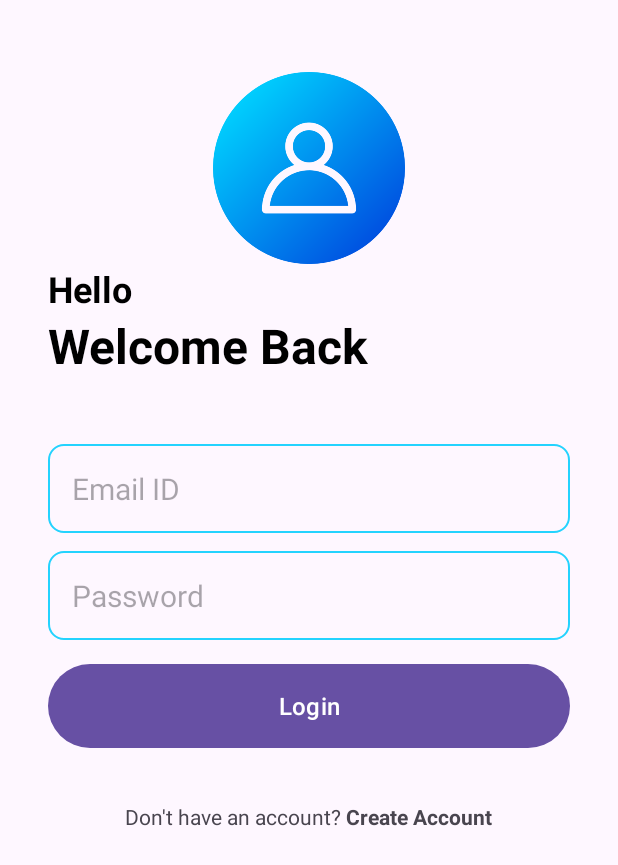
After one commit to Abhi-Codehub/Notes-Pro-, an Android app: the LoginActivity screen opened directly, with no data from a screen before it, on a phone screen of 412 x 824 dp. The commit adds this screen. Shown: the top 865 px of the screen. Run offline under Robolectric (Android 15) with nearby library versions, the phone set to English and light mode, and no system bars; our stand-ins replace Firebase (no records; nobody signed in at launch, a user with empty details on screens opened directly).

Commit message:
Notes Pro Login and create account authentication Done

```diff
--- a/app/src/main/AndroidManifest.xml
+++ b/app/src/main/AndroidManifest.xml
@@ -12,6 +12,9 @@
         android:supportsRtl="true"
         android:theme="@style/Theme.NotesPro"
         tools:targetApi="31">
+        <activity
+            android:name=".LoginActivity"
+            android:exported="false" />
         <activity
             android:name=".CreatAccountActivity"
             android:exported="false" />
--- a/app/src/main/java/com/example/notespro/CreatAccountActivity.java
+++ b/app/src/main/java/com/example/notespro/CreatAccountActivity.java
@@ -66,13 +66,13 @@
                         changeInProgress(false);
                         if (task.isSuccessful()) {
                             //creating acc is done
-                            Toast.makeText(CreatAccountActivity.this, "Successfully create account,Check email to verify",Toast.LENGTH_SHORT).show();
+                            Utility.showToast(CreatAccountActivity.this,"Successfully create account,Check email to verify");
                             firebaseAuth.getCurrentUser().sendEmailVerification();
                             firebaseAuth.signOut();
                             finish();
                         } else {
                             //failure
-                            Toast.makeText(CreatAccountActivity.this, task.getException().getLocalizedMessage(),Toast.LENGTH_SHORT).show();
+                            Utility.showToast(CreatAccountActivity.this,task.getException().getLocalizedMessage());
                         }
                     }
                 }
--- /dev/null
+++ b/app/src/main/java/com/example/notespro/LoginActivity.java
@@ -0,0 +1,104 @@
+package com.example.notespro;
+
+import androidx.annotation.NonNull;
+import androidx.appcompat.app.AppCompatActivity;
+
+import android.content.Intent;
+import android.os.Bundle;
+import android.util.Patterns;
+import android.view.View;
+import android.widget.Button;
+import android.widget.EditText;
+import android.widget.ProgressBar;
+import android.widget.TextView;
+
+import com.google.android.gms.tasks.OnCompleteListener;
+import com.google.android.gms.tasks.Task;
+import com.google.firebase.auth.AuthResult;
+import com.google.firebase.auth.FirebaseAuth;
+
+public class LoginActivity extends AppCompatActivity {
+
+    EditText emailEditText,passwordEditText;
+    Button loginBtn;
+    ProgressBar progressBar;
+    TextView createAccountBtnTextView;
+
+    @Override
+    protected void onCreate(Bundle savedInstanceState) {
+        super.onCreate(savedInstanceState);
+        setContentView(R.layout.activity_login);
+
+        emailEditText = findViewById(R.id.email_edit_text);
+        passwordEditText = findViewById(R.id.password_edit_text);
+        loginBtn = findViewById(R.id.login_btn);
+        progressBar = findViewById(R.id.progress_bar);
+        createAccountBtnTextView = findViewById(R.id.create_account_text_view_btn);
+
+        loginBtn.setOnClickListener((v)-> loginUser() );
+        createAccountBtnTextView.setOnClickListener((v)->startActivity(new Intent(LoginActivity.this,CreatAccountActivity.class)) );
+
+    }
+    void loginUser(){
+        String email  = emailEditText.getText().toString();
+        String password  = passwordEditText.getText().toString();
+
+
+        boolean isValidated = validateData(email,password);
+        if(!isValidated){
+            return;
+        }
+
+        loginAccountInFirebase(email,password);
+
+    }
+
+    void loginAccountInFirebase(String email,String password){
+        FirebaseAuth firebaseAuth = FirebaseAuth.getInstance();
+        changeInProgress(true);
+        firebaseAuth.signInWithEmailAndPassword(email,password).addOnCompleteListener(new OnCompleteListener<AuthResult>() {
+            @Override
+            public void onComplete(@NonNull Task<AuthResult> task) {
+                changeInProgress(false);
+                if(task.isSuccessful()){
+                    //login is success
+                    if(firebaseAuth.getCurrentUser().isEmailVerified()){
+                        //go to mainactivity
+                        startActivity(new Intent(LoginActivity.this,MainActivity.class));
+                        finish();
+                    }else{
+                        Utility.showToast(LoginActivity.this,"Email not verified, Please verify your email.");
+                    }
+
+                }else{
+                    //login failed
+                    Utility.showToast(LoginActivity.this,task.getException().getLocalizedMessage());
+                }
+            }
+        });
+    }
+    void changeInProgress(boolean inProgress){
+        if(inProgress){
+            progressBar.setVisibility(View.VISIBLE);
+            loginBtn.setVisibility(View.GONE);
+        }else{
+            progressBar.setVisibility(View.GONE);
+            loginBtn.setVisibility(View.VISIBLE);
+        }
+    }
+
+    boolean validateData(String email,String password){
+        //validate the data that are input by user.
+
+        if(!Patterns.EMAIL_ADDRESS.matcher(email).matches()){
+            emailEditText.setError("Email is invalid");
+            return false;
+        }
+        if(password.length()<6){
+            passwordEditText.setError("Password length is invalid");
+            return false;
+        }
+        return true;
+    }
+
+}
--- /dev/null
+++ b/app/src/main/res/layout/activity_login.xml
@@ -0,0 +1,117 @@
+<?xml version="1.0" encoding="utf-8"?>
+<RelativeLayout xmlns:android="http://schemas.android.com/apk/res/android"
+    xmlns:app="http://schemas.android.com/apk/res-auto"
+    xmlns:tools="http://schemas.android.com/tools"
+    android:layout_width="match_parent"
+    android:layout_height="match_parent"
+    tools:context=".LoginActivity"
+    android:layout_marginVertical="16dp"
+    android:layout_marginHorizontal="32dp">
+
+    <ImageView
+        android:id="@+id/login_icon"
+        android:layout_width="128dp"
+        android:layout_height="128dp"
+        android:src="@drawable/login"
+        android:layout_centerHorizontal="true"
+        android:layout_marginTop="32dp"/>
+
+    <LinearLayout
+        android:id="@+id/hello_text"
+        android:layout_width="match_parent"
+        android:layout_height="wrap_content"
+        android:orientation="vertical"
+        android:layout_below="@+id/login_icon">
+
+        <TextView
+            android:layout_width="match_parent"
+            android:layout_height="wrap_content"
+            android:text="Hello"
+            android:textSize="24sp"
+            android:textStyle="bold"
+            android:textColor="@color/black"/>
+
+        <TextView
+            android:layout_width="match_parent"
+            android:layout_height="wrap_content"
+            android:text="Welcome Back "
+            android:textSize="32sp"
+            android:textStyle="bold"
+            android:textColor="@color/black"/>
+
+    </LinearLayout>
+
+    <LinearLayout
+        android:id="@+id/form_layout"
+        android:layout_width="match_parent"
+        android:layout_height="wrap_content"
+        android:layout_below="@+id/hello_text"
+        android:orientation="vertical"
+        android:layout_marginVertical="32dp">
+
+        <EditText
+            android:id="@+id/email_edit_text"
+            android:layout_width="match_parent"
+            android:layout_height="wrap_content"
+            android:hint="Email ID"
+            android:textSize="20sp"
+            android:background="@drawable/rounded_corner"
+            android:padding="16dp"
+            android:layout_marginTop="12dp"
+            android:inputType="textEmailAddress"/>
+
+        <EditText
+            android:id="@+id/password_edit_text"
+            android:layout_width="match_parent"
+            android:layout_height="wrap_content"
+            android:hint="Password"
+            android:textSize="20sp"
+            android:background="@drawable/rounded_corner"
+            android:padding="16dp"
+            android:layout_marginTop="12dp"
+            android:inputType="textPassword"/>
+
+
+        <com.google.android.material.button.MaterialButton
+            android:id="@+id/login_btn"
+            android:layout_width="match_parent"
+            android:layout_height="64dp"
+            android:text="Login"
+            android:layout_marginTop="12dp"
+            android:paddingVertical="12dp"
+            android:textSize="16sp"/>
+
+        <ProgressBar
+            android:id="@+id/progress_bar"
+            android:layout_width="24dp"
+            android:layout_height="64dp"
+            android:layout_gravity="center"
+            android:layout_marginTop="12dp"
+            android:visibility="gone"/>
+
+    </LinearLayout>
+
+    <LinearLayout
+        android:layout_width="match_parent"
+        android:layout_height="wrap_content"
+        android:layout_below="@id/form_layout"
+        android:orientation="horizontal"
+        android:gravity="center">
+
+        <TextView
+            android:layout_width="wrap_content"
+            android:layout_height="wrap_content"
+            android:text="Don't have an account? "/>
+
+        <TextView
+            android:id="@+id/create_account_text_view_btn"
+            android:layout_width="wrap_content"
+            android:layout_height="wrap_content"
+            android:text="Create Account"
+            android:textStyle="bold" />
+
+
+
+    </LinearLayout>
+
+</RelativeLayout>
```
Also changed, not shown: app/src/main/java/com/example/notespro/SplashActivity.java (+9 -1 lines), app/src/main/java/com/example/notespro/Utility.java (added, +11 -0 lines).
